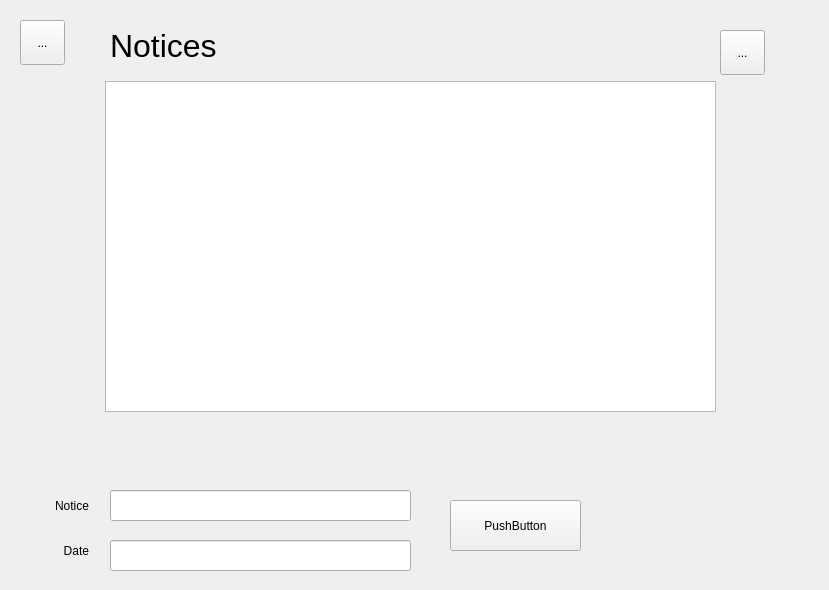
This is MicroManage/noticesform.ui in greg-maceachern12/MicroManage as Qt 5 draws it before an edit. The edited form follows.
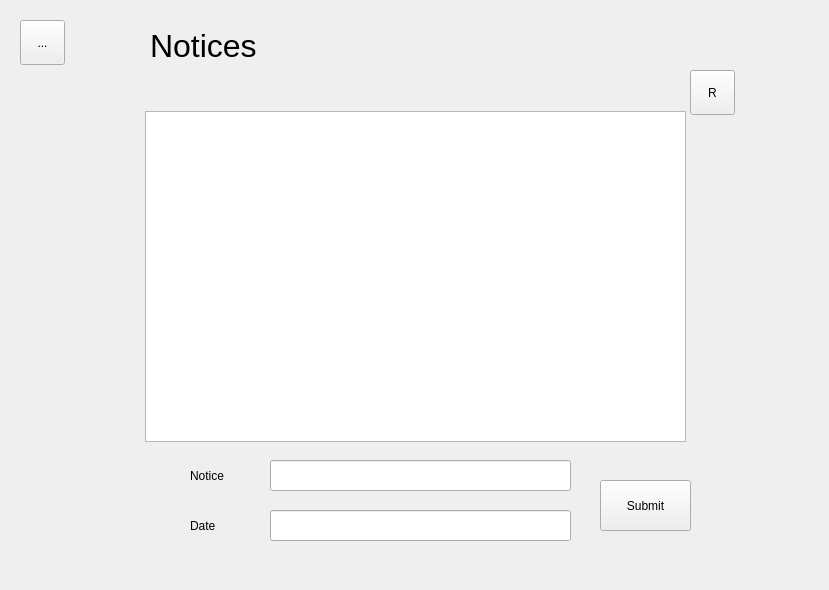
This is the edited form.

```diff
--- a/MicroManage/noticesform.ui
+++ b/MicroManage/noticesform.ui
@@ -29,7 +29,7 @@
   <widget class="QLabel" name="headerLabel">
    <property name="geometry">
     <rect>
-     <x>110</x>
+     <x>150</x>
      <y>20</y>
      <width>211</width>
      <height>51</height>
@@ -56,9 +56,9 @@
    <widget class="QTableView" name="tableView">
     <property name="geometry">
      <rect>
-      <x>105</x>
-      <y>81</y>
-      <width>611</width>
+      <x>145</x>
+      <y>111</y>
+      <width>541</width>
       <height>331</height>
      </rect>
     </property>
@@ -66,50 +66,50 @@
    <widget class="QToolButton" name="btnRefresh">
     <property name="geometry">
      <rect>
-      <x>720</x>
-      <y>30</y>
+      <x>690</x>
+      <y>70</y>
       <width>45</width>
       <height>45</height>
      </rect>
     </property>
     <property name="text">
-     <string>...</string>
+     <string>R</string>
     </property>
    </widget>
    <widget class="QPushButton" name="btnCreate">
     <property name="geometry">
      <rect>
-      <x>450</x>
-      <y>500</y>
-      <width>131</width>
+      <x>600</x>
+      <y>480</y>
+      <width>91</width>
       <height>51</height>
      </rect>
     </property>
     <property name="text">
-     <string>PushButton</string>
+     <string>Submit</string>
     </property>
    </widget>
    <widget class="QLabel" name="label">
     <property name="geometry">
      <rect>
-      <x>30</x>
-      <y>495</y>
+      <x>190</x>
+      <y>460</y>
       <width>59</width>
-      <height>21</height>
+      <height>31</height>
      </rect>
     </property>
     <property name="text">
      <string>Notice</string>
     </property>
     <property name="alignment">
-     <set>Qt::AlignRight|Qt::AlignTrailing|Qt::AlignVCenter</set>
+     <set>Qt::AlignLeading|Qt::AlignLeft|Qt::AlignVCenter</set>
     </property>
    </widget>
    <widget class="QLabel" name="label_2">
     <property name="geometry">
      <rect>
-      <x>30</x>
-      <y>535</y>
+      <x>190</x>
+      <y>510</y>
       <width>59</width>
       <height>31</height>
      </rect>
@@ -118,14 +118,14 @@
      <string>Date</string>
     </property>
     <property name="alignment">
-     <set>Qt::AlignRight|Qt::AlignTrailing|Qt::AlignVCenter</set>
+     <set>Qt::AlignLeading|Qt::AlignLeft|Qt::AlignVCenter</set>
     </property>
    </widget>
    <widget class="QLineEdit" name="txtNotice">
     <property name="geometry">
      <rect>
-      <x>110</x>
-      <y>490</y>
+      <x>270</x>
+      <y>460</y>
       <width>301</width>
       <height>31</height>
      </rect>
@@ -134,8 +134,8 @@
    <widget class="QLineEdit" name="txtDate">
     <property name="geometry">
      <rect>
-      <x>110</x>
-      <y>540</y>
+      <x>270</x>
+      <y>510</y>
       <width>301</width>
       <height>31</height>
      </rect>
```
